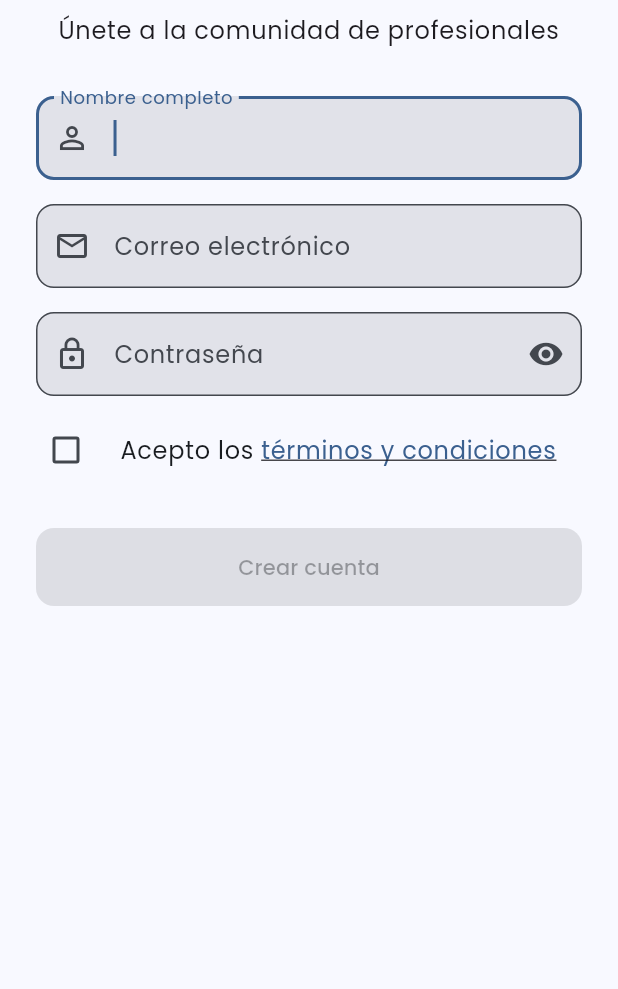
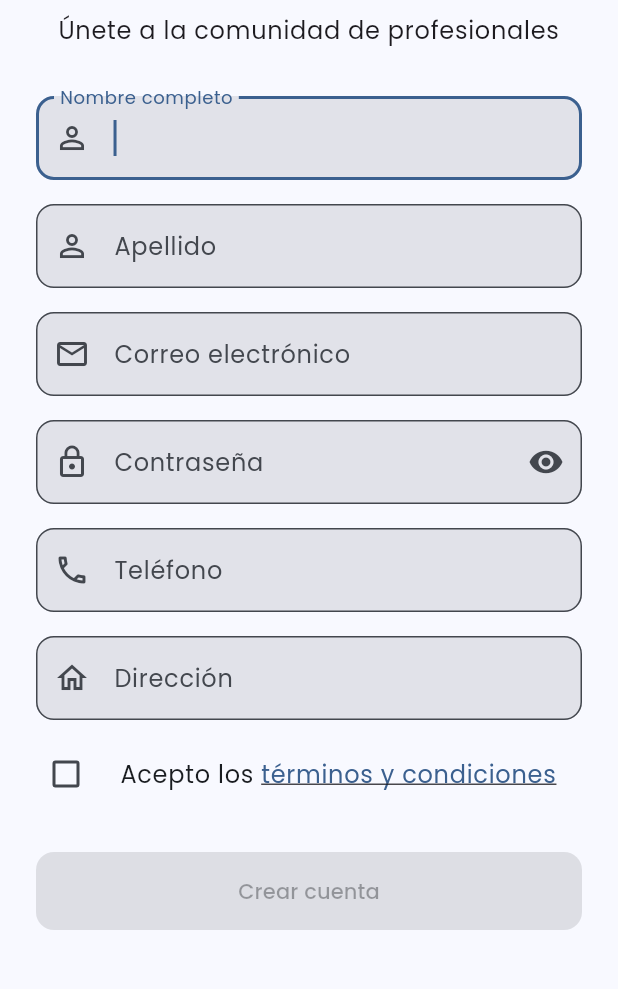
Before and after one commit to ArellanoMadrigal/soowe_movil_, a Flutter app: the screen it shows after launch, after a tap on "Iniciar sesión", after a tap on "¿No tienes una cuenta? Regístrate gratis", on a phone screen of 412 x 824 dp, the part 174-1163 px from its top. Run offline on Flutter 3.47's test engine with Material 3 defaults, Android fonts, the phone set to English and light mode, and no system bars; our stand-ins replace dio, google_fonts.

Commit message:
Unstable: Refactor authentication services: replace ApiService with AuthService and enhance registration and login fields

```diff
--- a/lib/screens/auth/login_screen.dart
+++ b/lib/screens/auth/login_screen.dart
@@ -1,5 +1,5 @@
 import 'package:flutter/material.dart';
-import '../../services/api_service.dart';
+import '../../services/auth_service.dart';
 import 'recovery_screen.dart';
 import 'register_screen.dart';
 import '../home/home_screen.dart';
@@ -160,9 +160,9 @@ class _LoginScreenState extends State<LoginScreen> {
       }
 
       // Si no son las credenciales del enfermero, continuar con la autenticación normal
-      final success = await ApiService().login(
-        _emailController.text,
-        _passwordController.text,
+      final success = await AuthService().loginUser(
+        correo: _emailController.text,
+        contrasena: _passwordController.text,
       );
 
       if (success) {
--- a/lib/screens/auth/register_screen.dart
+++ b/lib/screens/auth/register_screen.dart
@@ -1,5 +1,5 @@
 import 'package:flutter/material.dart';
-import '../../services/api_service.dart';
+import '../../services/auth_service.dart';
 
 // Constantes para los strings
 class _Strings {
@@ -7,8 +7,11 @@ class _Strings {
   static const String subtitle = 'Únete a la comunidad de profesionales';
   static const String appBarTitle = 'Registro';
   static const String nameLabel = 'Nombre completo';
+  static const String lastNameLabel = 'Apellido';
   static const String emailLabel = 'Correo electrónico';
   static const String passwordLabel = 'Contraseña';
+  static const String phoneLabel = 'Teléfono';
+  static const String addressLabel = 'Dirección';
   static const String termsPrefix = 'Acepto los ';
   static const String termsText = 'términos y condiciones';
   static const String createAccountButton = 'Crear cuenta';
@@ -16,9 +19,12 @@ class _Strings {
   static const String errorRegister = 'Error al registrar usuario';
   static const String errorEmptyFields = 'Por favor complete todos los campos';
   static const String errorInvalidEmail = 'Por favor ingrese un email válido';
-  static const String errorInvalidName = 'El nombre debe tener al menos 3 caracteres';
-  static const String errorPasswordLength = 'La contraseña debe tener al menos 6 caracteres';
-  static const String errorAcceptTerms = 'Debe aceptar los términos y condiciones';
+  static const String errorInvalidName =
+      'El nombre debe tener al menos 3 caracteres';
+  static const String errorPasswordLength =
+      'La contraseña debe tener al menos 6 caracteres';
+  static const String errorAcceptTerms =
+      'Debe aceptar los términos y condiciones';
 }
 
 class FilledTextField extends StatelessWidget {
@@ -84,11 +90,18 @@ class RegisterScreen extends StatefulWidget {
 class _RegisterScreenState extends State<RegisterScreen> {
   final _formKey = GlobalKey<FormState>();
   final _nameController = TextEditingController();
+  final _lastNameController = TextEditingController();
   final _emailController = TextEditingController();
   final _passwordController = TextEditingController();
+  final _phoneController = TextEditingController();
+  final _addressController = TextEditingController();
+
   final _nameFocus = FocusNode();
+  final _lastNameFocus = FocusNode();
   final _emailFocus = FocusNode();
   final _passwordFocus = FocusNode();
+  final _phoneFocus = FocusNode();
+  final _addressFocus = FocusNode();
 
   bool _acceptTerms = false;
   bool _isLoading = false;
@@ -105,6 +118,11 @@ class _RegisterScreenState extends State<RegisterScreen> {
     if (value!.length < 3) {
       return _Strings.errorInvalidName;
     }
+    return null;
+  }
+
+  String? _validateLastName(String? value) {
+    if (value?.isEmpty ?? true) return _Strings.errorEmptyFields;
     return null;
   }
 
@@ -128,6 +146,17 @@ class _RegisterScreenState extends State<RegisterScreen> {
     return null;
   }
 
+  String? _validatePhone(String? value) {
+    if (value?.isEmpty ?? true) return _Strings.errorEmptyFields;
+    if (!RegExp(r'^\d{10}$').hasMatch(value!)) return 'Ingrese un número válido';
+    return null;
+  }
+
+  String? _validateAddress(String? value) {
+    if (value?.isEmpty ?? true) return _Strings.errorEmptyFields;
+    return null;
+  }
+
   void _handleRegister() async {
     if (!_acceptTerms) {
       _showErrorSnackBar(_Strings.errorAcceptTerms);
@@ -139,12 +168,13 @@ class _RegisterScreenState extends State<RegisterScreen> {
     setState(() => _isLoading = true);
 
     try {
-      final success = await ApiService().addUser(
-        name: _nameController.text,
-        userName: _emailController.text,
-        password: _passwordController.text,
-        foto: '',
-        verificado: 'false',
+      final success = await AuthService().registerUser(
+        nombre: _nameController.text,
+        apellido: _emailController.text,
+        correo: _passwordController.text,
+        contrasena: '',
+        telefono: 'false',
+        direccion: 'false',
       );
 
       if (success && mounted) {
@@ -226,9 +256,8 @@ class _RegisterScreenState extends State<RegisterScreen> {
               Text(
                 _Strings.title,
                 style: Theme.of(context).textTheme.headlineMedium?.copyWith(
-                  color: Theme.of(context).colorScheme.primary,
-                  fontWeight: FontWeight.bold
-                ),
+                    color: Theme.of(context).colorScheme.primary,
+                    fontWeight: FontWeight.bold),
                 textAlign: TextAlign.center,
               ),
               const SizedBox(height: 8),
@@ -245,8 +274,19 @@ class _RegisterScreenState extends State<RegisterScreen> {
                 enabled: !_isLoading,
                 focusNode: _nameFocus,
                 textInputAction: TextInputAction.next,
+                onSubmitted: () => _lastNameFocus.requestFocus(),
+                validator: _validateName,
+              ),
+              const SizedBox(height: 16),
+              FilledTextField(
+                controller: _lastNameController,
+                label: _Strings.lastNameLabel,
+                prefixIcon: Icons.person_outline,
+                enabled: !_isLoading,
+                focusNode: _lastNameFocus,
+                textInputAction: TextInputAction.next,
                 onSubmitted: () => _emailFocus.requestFocus(),
-                validator: _validateName,
+                validator: _validateLastName,
               ),
               const SizedBox(height: 16),
               FilledTextField(
@@ -268,20 +308,46 @@ class _RegisterScreenState extends State<RegisterScreen> {
                 obscureText: _obscurePassword,
                 enabled: !_isLoading,
                 focusNode: _passwordFocus,
-                textInputAction: TextInputAction.done,
-                onSubmitted: () => _handleRegister(),
+                textInputAction: TextInputAction.next,
+                onSubmitted: () => _phoneFocus.requestFocus(),
                 validator: _validatePassword,
                 suffixIcon: IconButton(
                   icon: Icon(
                     _obscurePassword ? Icons.visibility : Icons.visibility_off,
                   ),
-                  onPressed: () => setState(() => _obscurePassword = !_obscurePassword),
+                  onPressed: () =>
+                      setState(() => _obscurePassword = !_obscurePassword),
                 ),
+              ),
+              const SizedBox(height: 16),
+              FilledTextField(
+                controller: _phoneController,
+                label: _Strings.phoneLabel,
+                prefixIcon: Icons.phone_outlined,
+                enabled: !_isLoading,
+                keyboardType: TextInputType.phone,
+                focusNode: _phoneFocus,
+                textInputAction: TextInputAction.next,
+                onSubmitted: () => _addressFocus.requestFocus(),
+                validator: _validatePhone,
+              ),
+              const SizedBox(height: 16),
+              FilledTextField(
+                controller: _addressController,
+                label: _Strings.addressLabel,
+                prefixIcon: Icons.home_outlined,
+                enabled: !_isLoading,
+                focusNode: _addressFocus,
+                textInputAction: TextInputAction.done,
+                onSubmitted: () => _handleRegister(),
+                validator: _validateAddress,
               ),
               const SizedBox(height: 8),
               CheckboxListTile(
                 value: _acceptTerms,
-                onChanged: _isLoading ? null : (value) => setState(() => _acceptTerms = value!),
+                onChanged: _isLoading
+                    ? null
+                    : (value) => setState(() => _acceptTerms = value!),
                 title: Row(
                   children: [
                     const Text(_Strings.termsPrefix),
@@ -302,20 +368,19 @@ class _RegisterScreenState extends State<RegisterScreen> {
               ),
               const SizedBox(height: 24),
               ElevatedButton(
-                onPressed: (_acceptTerms && !_isLoading) ? _handleRegister : null,
+                onPressed:
+                    (_acceptTerms && !_isLoading) ? _handleRegister : null,
                 style: ElevatedButton.styleFrom(
                   padding: const EdgeInsets.symmetric(vertical: 16),
                   shape: RoundedRectangleBorder(
-                    borderRadius: BorderRadius.circular(12)
-                  ),
+                      borderRadius: BorderRadius.circular(12)),
                 ),
                 child: _isLoading
-                  ? const SizedBox(
-                      height: 20,
-                      width: 20,
-                      child: CircularProgressIndicator(strokeWidth: 2)
-                    )
-                  : const Text(_Strings.createAccountButton),
+                    ? const SizedBox(
+                        height: 20,
+                        width: 20,
+                        child: CircularProgressIndicator(strokeWidth: 2))
+                    : const Text(_Strings.createAccountButton),
               ),
             ],
           ),
@@ -327,11 +392,17 @@ class _RegisterScreenState extends State<RegisterScreen> {
   @override
   void dispose() {
     _nameController.dispose();
+    _lastNameController.dispose();
     _emailController.dispose();
     _passwordController.dispose();
+    _phoneController.dispose();
+    _addressController.dispose();
     _nameFocus.dispose();
+    _lastNameFocus.dispose();
     _emailFocus.dispose();
     _passwordFocus.dispose();
+    _phoneFocus.dispose();
+    _addressFocus.dispose();
     super.dispose();
   }
 }
--- a/lib/services/api_service.dart
+++ b/lib/services/api_service.dart
@@ -25,6 +25,11 @@ class ApiService {
     _dio.options.headers['Authorization'] = 'Bearer $token';
   }
 
+  // Method to get the current auth token
+  String? getAuthToken() {
+    return _authToken;
+  }
+
   // Method to clean auth token after login out
   void clearAuthToken() {
     _authToken = null;
```
